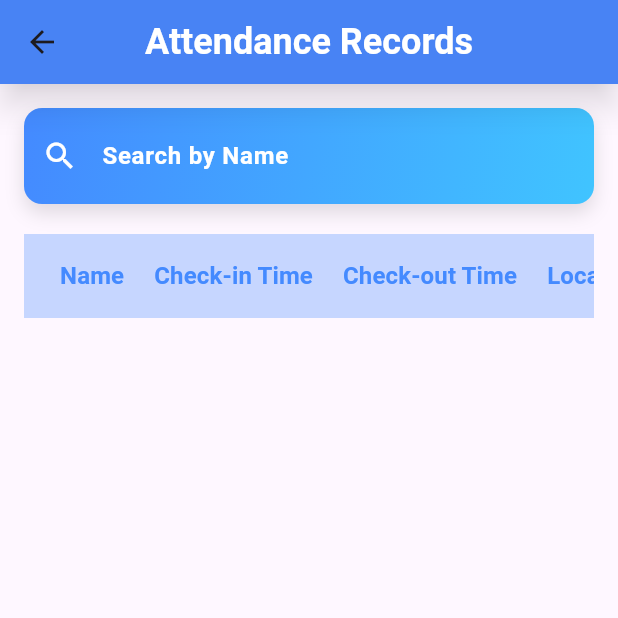
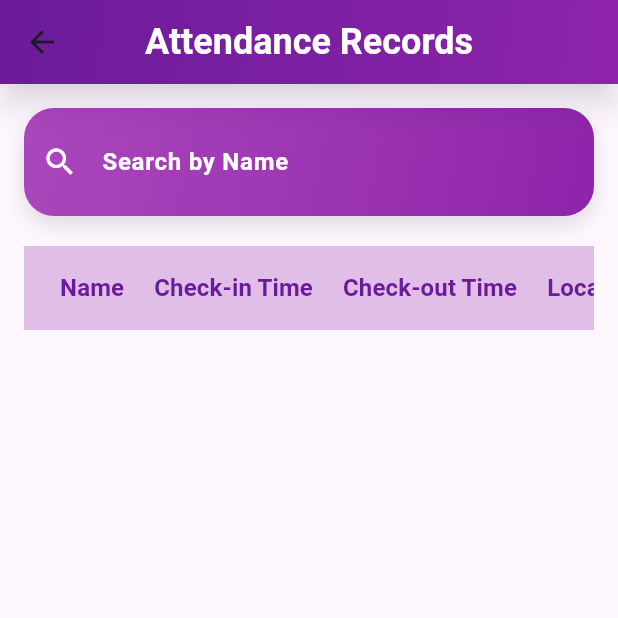
Before and after one commit to Siddhesh-crypt/emp-attendance, a Flutter app: the AttendanceRecordScreen screen opened directly, on a phone screen of 412 x 824 dp, the top half of it. Run offline on Flutter 3.47's test engine with Material 3 defaults, Android fonts, the light colour scheme and no system bars; our stand-ins replace geocoding, geolocator, image_picker, location, permission_handler; missing offline and left inert: mysql1.

Commit message:
TODAYS COMMIT

```diff
--- a/lib/main.dart
+++ b/lib/main.dart
@@ -1,5 +1,7 @@
+import 'package:emp_attendance/screens/AddEmployeeScreen.dart';
 import 'package:emp_attendance/screens/admin_dashboard_screen.dart';
 import 'package:emp_attendance/screens/attendance_screen.dart';
+import 'package:emp_attendance/screens/contact_list_screen.dart';
 import 'package:emp_attendance/screens/employee_dashboard.dart';
 import 'package:emp_attendance/screens/login_screen.dart';
 import 'package:emp_attendance/screens/employee_registration_screen.dart';
@@ -31,6 +33,8 @@ class MyApp extends StatelessWidget {
         '/admin_dashboard': (context) => AdminDashboardScreen(),
         '/employee_dashboard': (context) => EmployeeDashboardScreen(),
         '/register': (context) => RegistrationScreen(),
+        '/contact': (context) => ContactListPage(),
+        '/employee_details': (context)=> AddEmployeeScreen(),
       },
     );
   }
--- a/lib/screens/AttendanceRecordScreen.dart
+++ b/lib/screens/AttendanceRecordScreen.dart
@@ -1,6 +1,5 @@
 import 'package:flutter/material.dart';
 import 'package:mysql1/mysql1.dart';
-
 import '../services/db_connection.dart';
 
 class AttendanceRecordScreen extends StatefulWidget {
@@ -66,7 +65,15 @@ class _AttendanceRecordScreenState extends State<AttendanceRecordScreen> {
             color: Colors.white,
           ),
         ),
-        backgroundColor: Colors.blueAccent,
+        flexibleSpace: Container(
+          decoration: BoxDecoration(
+            gradient: LinearGradient(
+              colors: [Color(0xFF6A1B9A), Color(0xFF8E24AA)],
+              begin: Alignment.topLeft,
+              end: Alignment.bottomRight,
+            ),
+          ),
+        ),
         centerTitle: true,
         elevation: 8.0,
         shadowColor: Colors.black54,
@@ -76,19 +83,19 @@ class _AttendanceRecordScreenState extends State<AttendanceRecordScreen> {
         child: Column(
           crossAxisAlignment: CrossAxisAlignment.start,
           children: [
-            // Search bar with custom decoration and gradient effect
+            // Sexy Search bar
             Container(
               decoration: BoxDecoration(
                 gradient: LinearGradient(
-                  colors: [Colors.blueAccent, Colors.lightBlueAccent],
+                  colors: [Color(0xFFAB47BC), Color(0xFF8E24AA)],
                   begin: Alignment.topLeft,
                   end: Alignment.bottomRight,
                 ),
-                borderRadius: BorderRadius.circular(12.0),
+                borderRadius: BorderRadius.circular(20.0),
                 boxShadow: [
                   BoxShadow(
                     color: Colors.black12,
-                    blurRadius: 10.0,
+                    blurRadius: 12.0,
                     offset: Offset(0, 6),
                   ),
                 ],
@@ -99,49 +106,70 @@ class _AttendanceRecordScreenState extends State<AttendanceRecordScreen> {
                   labelText: 'Search by Name',
                   labelStyle: TextStyle(color: Colors.white, fontWeight: FontWeight.bold),
                   prefixIcon: Icon(Icons.search, color: Colors.white),
-                  fillColor: Colors.transparent,
                   border: InputBorder.none,
-                  contentPadding: EdgeInsets.symmetric(horizontal: 16.0, vertical: 12.0),
+                  contentPadding: EdgeInsets.symmetric(horizontal: 20.0, vertical: 16.0),
                 ),
                 style: TextStyle(color: Colors.white),
               ),
             ),
             SizedBox(height: 20),
+
+            // Data Table with modern styling
             Expanded(
               child: SingleChildScrollView(
                 scrollDirection: Axis.horizontal,
                 child: DataTable(
                   columnSpacing: 20,
-                  headingRowColor: MaterialStateProperty.all(Colors.blueAccent.withOpacity(0.3)),
+                  headingRowColor: MaterialStateProperty.all(Color(0xFFE1BEE7)),
                   columns: [
                     DataColumn(
                       label: Text(
                         'Name',
-                        style: TextStyle(fontWeight: FontWeight.bold, fontSize: 16, color: Colors.blueAccent),
+                        style: TextStyle(
+                          fontWeight: FontWeight.bold,
+                          fontSize: 16,
+                          color: Color(0xFF6A1B9A),
+                        ),
                       ),
                     ),
                     DataColumn(
                       label: Text(
                         'Check-in Time',
-                        style: TextStyle(fontWeight: FontWeight.bold, fontSize: 16, color: Colors.blueAccent),
+                        style: TextStyle(
+                          fontWeight: FontWeight.bold,
+                          fontSize: 16,
+                          color: Color(0xFF6A1B9A),
+                        ),
                       ),
                     ),
                     DataColumn(
                       label: Text(
                         'Check-out Time',
-                        style: TextStyle(fontWeight: FontWeight.bold, fontSize: 16, color: Colors.blueAccent),
+                        style: TextStyle(
+                          fontWeight: FontWeight.bold,
+                          fontSize: 16,
+                          color: Color(0xFF6A1B9A),
+                        ),
                       ),
                     ),
                     DataColumn(
                       label: Text(
                         'Location',
-                        style: TextStyle(fontWeight: FontWeight.bold, fontSize: 16, color: Colors.blueAccent),
+                        style: TextStyle(
+                          fontWeight: FontWeight.bold,
+                          fontSize: 16,
+                          color: Color(0xFF6A1B9A),
+                        ),
                       ),
                     ),
                     DataColumn(
                       label: Text(
                         'Action',
-                        style: TextStyle(fontWeight: FontWeight.bold, fontSize: 16, color: Colors.blueAccent),
+                        style: TextStyle(
+                          fontWeight: FontWeight.bold,
+                          fontSize: 16,
+                          color: Color(0xFF6A1B9A),
+                        ),
                       ),
                     ),
                   ],
@@ -149,16 +177,57 @@ class _AttendanceRecordScreenState extends State<AttendanceRecordScreen> {
                     return DataRow(
                       color: MaterialStateProperty.resolveWith<Color?>(
                             (Set<MaterialState> states) {
-                          if (states.contains(MaterialState.selected)) return Colors.blueAccent.withOpacity(0.1);
-                          return null; // Use the default value.
+                          if (states.contains(MaterialState.selected))
+                            return Colors.purple.withOpacity(0.1);
+                          return null; // Default color
                         },
                       ),
                       cells: [
-                        DataCell(Text(record['username'], style: TextStyle(color: Colors.black87, fontSize: 14))),
-                        DataCell(Text(record['check_in_time'].toString(), style: TextStyle(color: Colors.black87, fontSize: 14))),
-                        DataCell(Text(record['check_out_time']?.toString() ?? 'N/A', style: TextStyle(color: Colors.black87, fontSize: 14))),
-                        DataCell(Text(record['location'], style: TextStyle(color: Colors.black87, fontSize: 14))),
-                        DataCell(Text(record['action'], style: TextStyle(color: Colors.black87, fontSize: 14))),
+                        DataCell(
+                          Text(
+                            record['username'],
+                            style: TextStyle(
+                              color: Colors.black87,
+                              fontSize: 14,
+                            ),
+                          ),
+                        ),
+                        DataCell(
+                          Text(
+                            record['check_in_time'].toString(),
+                            style: TextStyle(
+                              color: Colors.black87,
+                              fontSize: 14,
+                            ),
+                          ),
+                        ),
+                        DataCell(
+                          Text(
+                            record['check_out_time']?.toString() ?? 'N/A',
+                            style: TextStyle(
+                              color: Colors.black87,
+                              fontSize: 14,
+                            ),
+                          ),
+                        ),
+                        DataCell(
+                          Text(
+                            record['location'],
+                            style: TextStyle(
+                              color: Colors.black87,
+                              fontSize: 14,
+                            ),
+                          ),
+                        ),
+                        DataCell(
+                          Text(
+                            record['action'],
+                            style: TextStyle(
+                              color: Colors.black87,
+                              fontSize: 14,
+                            ),
+                          ),
+                        ),
                       ],
                     );
                   }).toList(),
--- a/lib/screens/attendance_screen.dart
+++ b/lib/screens/attendance_screen.dart
@@ -107,6 +107,11 @@ class _AttendanceScreenState extends State<AttendanceScreen> {
 
   @override
   Widget build(BuildContext context) {
+
+    final Map? arguments = ModalRoute.of(context)?.settings.arguments as Map?;
+    final username = arguments?['username'] ?? 'Unknown User';
+    final userId = arguments?['id'] ?? 'Unknown ID';
+
     return Scaffold(
       appBar: AppBar(
         title: Text(
```
Also changed, not shown: lib/screens/AddEmployeeScreen.dart (added, +158 -0 lines), lib/screens/admin_dashboard_screen.dart (+11 -2 lines), lib/screens/contact_list_screen.dart (added, +164 -0 lines), lib/screens/employee_dashboard.dart (+24 -13 lines).
